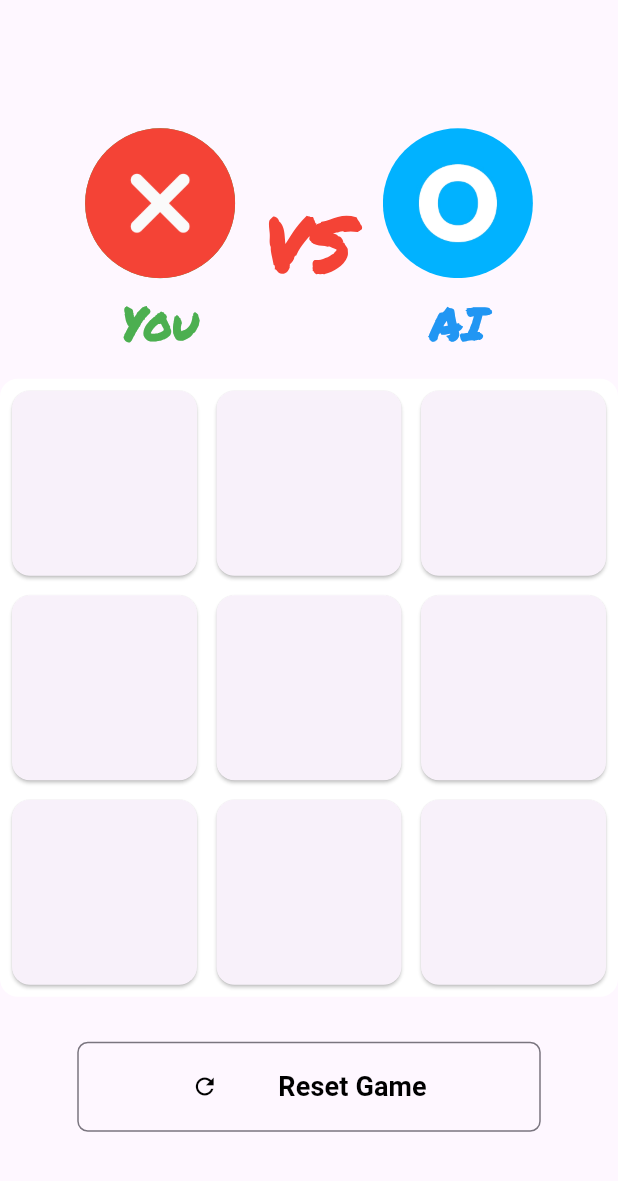
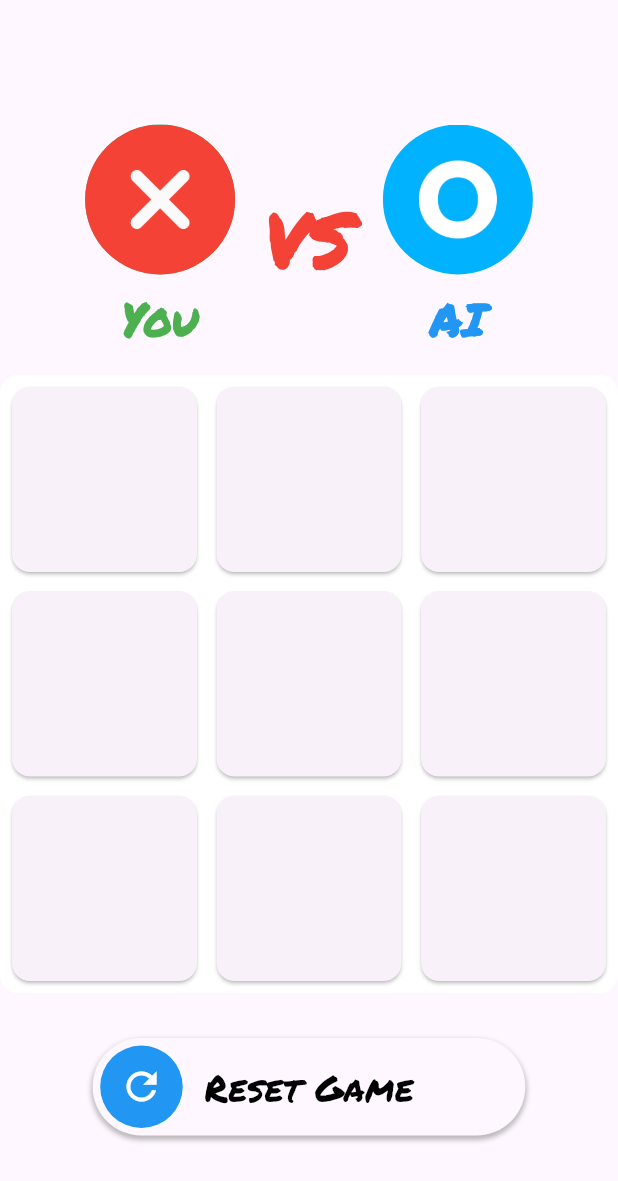
Before and after one commit to SajidAfridi/tiktaktoe, a Flutter app: the MyHomePage screen opened directly, on a phone screen of 412 x 824 dp. Shown: the top 1181 px of the screen. Run offline on Flutter 3.47's test engine with Material 3 defaults, Android fonts, the phone set to English and light mode, and no system bars; drawn by our look-alikes of action_slider; our stand-ins replace animate_do, awesome_dialog.

```diff
--- a/lib/pages/homepage.dart
+++ b/lib/pages/homepage.dart
@@ -1,3 +1,4 @@
+import 'package:action_slider/action_slider.dart';
 import 'package:animate_do/animate_do.dart';
 import 'package:awesome_dialog/awesome_dialog.dart';
 import 'package:flutter/material.dart';
@@ -86,39 +87,32 @@ class _MyHomePageState extends State<MyHomePage> with TickerProviderStateMixin {
             const SizedBox(
               height: 30,
             ),
-            SizedBox(
-              width: MediaQuery.of(context).size.width * 0.75,
-              height: 60,
-              child: OutlinedButton(
-                onPressed: () {
-                  resetGame();
-                },
-                style: OutlinedButton.styleFrom(
-                  elevation: 0,
-                  shape: RoundedRectangleBorder(
-                    borderRadius: BorderRadius.circular(7),
+            Container(
+                width: MediaQuery.of(context).size.width * 0.70,
+                decoration: BoxDecoration(
+                  borderRadius: BorderRadius.circular(30),
+                  color: Colors.white,
+                ),
+                child: ActionSlider.standard(
+                  action: (controller) {
+                    controller.reset();
+                    resetGame();
+                  },
+                  icon: const Icon(
+                    Icons.refresh,
+                    color: Colors.white,
+                    size: 30,
                   ),
-                ),
-                child: const Row(
-                  mainAxisAlignment: MainAxisAlignment.center,
-                  children: [
-                    Icon(
-                      Icons.refresh,
+                  toggleColor: Colors.blue,
+                  child: const Text(
+                    'Reset Game',
+                    style: TextStyle(
                       color: Colors.black,
+                      fontSize: 24,
+                      fontFamily: 'PermanentMarker',
                     ),
-                    SizedBox(width: 40),
-                    Text(
-                      'Reset Game',
-                      style: TextStyle(
-                        fontSize: 18,
-                        color: Colors.black,
-                        fontWeight: FontWeight.bold,
-                      ),
-                    ),
-                  ],
-                ),
-              ),
-            ),
+                  ),
+                )),
           ],
         ),
       ),
@@ -136,7 +130,7 @@ class _MyHomePageState extends State<MyHomePage> with TickerProviderStateMixin {
               isPlayer1 = false;
             }
           });
-          if(isBoardFull()){
+          if (isBoardFull()) {
             checkWin();
           }
           aiMove();
@@ -321,8 +315,7 @@ class _MyHomePageState extends State<MyHomePage> with TickerProviderStateMixin {
       }
       isProcessingMove = false;
       isPlayer1 = true;
-    }
-    else if (widget.isMediumMode) {
+    } else if (widget.isMediumMode) {
       int emptyCells = countEmptyCells();
       List<int> availableMoves = [];
       for (int i = 0; i < 9; i++) {
@@ -382,8 +375,7 @@ class _MyHomePageState extends State<MyHomePage> with TickerProviderStateMixin {
       isProcessingMove = false;
       // Update the turn
       isPlayer1 = true;
-    }
-    else if (widget.isHardMode) {
+    } else if (widget.isHardMode) {
       int bestScore = -9999;
       int bestRow = -1;
       int bestCol = -1;
--- a/pubspec.yaml
+++ b/pubspec.yaml
@@ -33,6 +33,7 @@ dependencies:
   awesome_dialog:
   audioplayers:
   animate_do:
+  action_slider: ^0.7.0
 
 
   # The following adds the Cupertino Icons font to your application.
```
Also changed, not shown: assets/images/circle_1.png, pubspec.lock.
